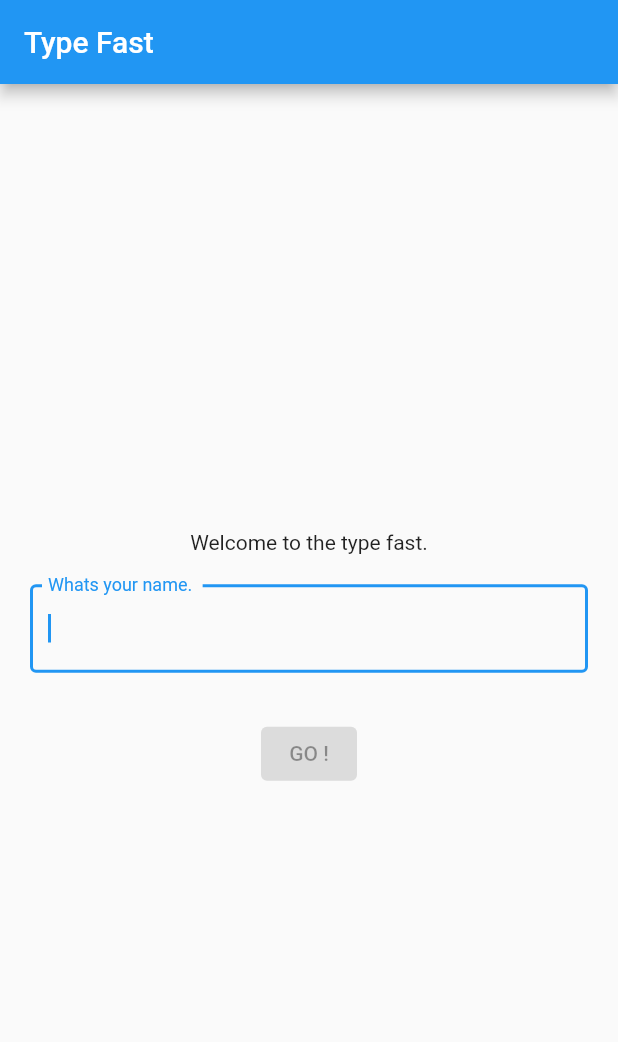
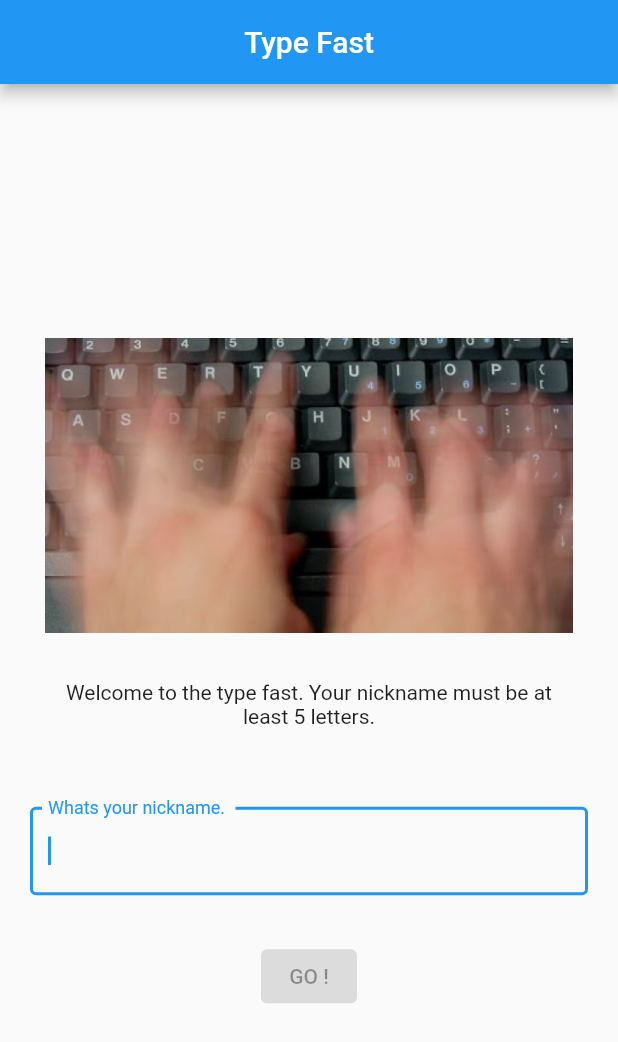
Before and after one commit to CemTitor/TypeFast, a Flutter app: the screen it shows after launch, on a phone screen of 412 x 824 dp. Shown: the top 1042 px of the screen. Run offline on Flutter 3.47's test engine with Material 2 defaults, Android fonts, the phone set to English and light mode, and no system bars; our stand-ins replace marquee.

Commit message:
image added and typing velocity changed

```diff
--- a/lib/main.dart
+++ b/lib/main.dart
@@ -96,7 +96,23 @@ class _MyAppHomeState extends State<MyAppHome> {
 
     if (step == 0) {
       shownWidget = <Widget>[
-        Text('Welcome to the type fast.'),
+        Padding(
+          padding: const EdgeInsets.only(
+            top: 20,
+            left: 30,
+            right: 30,
+          ),
+          child: Image(
+            image: AssetImage('images/type.jpeg'),
+          ),
+        ),
+        Padding(
+          padding: const EdgeInsets.all(32.0),
+          child: Text(
+            'Welcome to the type fast. Your nickname must be at least 5 letters.',
+            textAlign: TextAlign.center,
+          ),
+        ),
         Container(
           padding: EdgeInsets.all(20),
           child: TextField(
@@ -104,7 +120,7 @@ class _MyAppHomeState extends State<MyAppHome> {
             onChanged: onUserNameType,
             decoration: InputDecoration(
               border: OutlineInputBorder(),
-              labelText: 'Whats your name. ',
+              labelText: 'Whats your nickname. ',
             ),
           ),
         ),
@@ -120,7 +136,7 @@ class _MyAppHomeState extends State<MyAppHome> {
       ];
     } else if (step == 1) {
       shownWidget = <Widget>[
-        Text('$typedCharLength'),
+        Text('$typedCharLength Point'),
         Container(
           height: 40,
           child: Marquee(
@@ -133,11 +149,11 @@ class _MyAppHomeState extends State<MyAppHome> {
             ),
             scrollAxis: Axis.horizontal,
             crossAxisAlignment: CrossAxisAlignment.start,
-            blankSpace: 20.0,
-            velocity: 70,
+            blankSpace: 0.0,
+            velocity: 80,
             startPadding: 100,
-            accelerationDuration: Duration(seconds: 10),
-            accelerationCurve: Curves.ease,
+            accelerationDuration: Duration(seconds: 1),
+            accelerationCurve: Curves.linear,
           ),
         ),
         Padding(
@@ -155,24 +171,36 @@ class _MyAppHomeState extends State<MyAppHome> {
             ),
           ),
         ),
+        Padding(
+          padding: const EdgeInsets.all(8.0),
+          child:
+              Text('If your keyboard has autocorrect, you may get an error.'),
+        )
       ];
     } else if (step == 2) {
       shownWidget = <Widget>[
-        Text('Game over! . Your score is : $typedCharLength'),
+        Text(
+          'Game over !\nYour score is : $typedCharLength',
+          style: TextStyle(
+            fontSize: 30,
+          ),
+        ),
         ElevatedButton(
-          child: Text('Try again!'),
+          child: Text('Try again !'),
           onPressed: resetGame,
         )
       ];
     }
     return Scaffold(
       appBar: AppBar(
-        title: Text('Type Fast'),
+        title: Center(child: Text('Type Fast')),
       ),
       body: Center(
-        child: Column(
-          mainAxisAlignment: MainAxisAlignment.center,
-          children: shownWidget,
+        child: SingleChildScrollView(
+          child: Column(
+            mainAxisAlignment: MainAxisAlignment.center,
+            children: shownWidget,
+          ),
         ),
       ),
     );
```
Also changed, not shown: pubspec.yaml (+2 -5 lines), images/type.jpeg (added), 6 other files.
